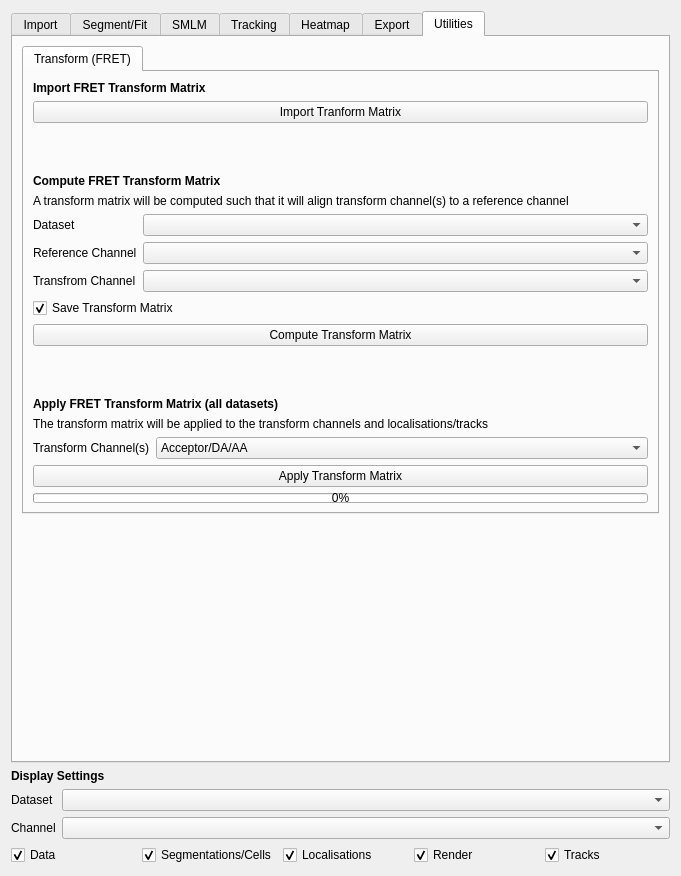
piedrro/napari-moltrack, file src/moltrack/GUI/widget_ui.ui: the form before one commit.
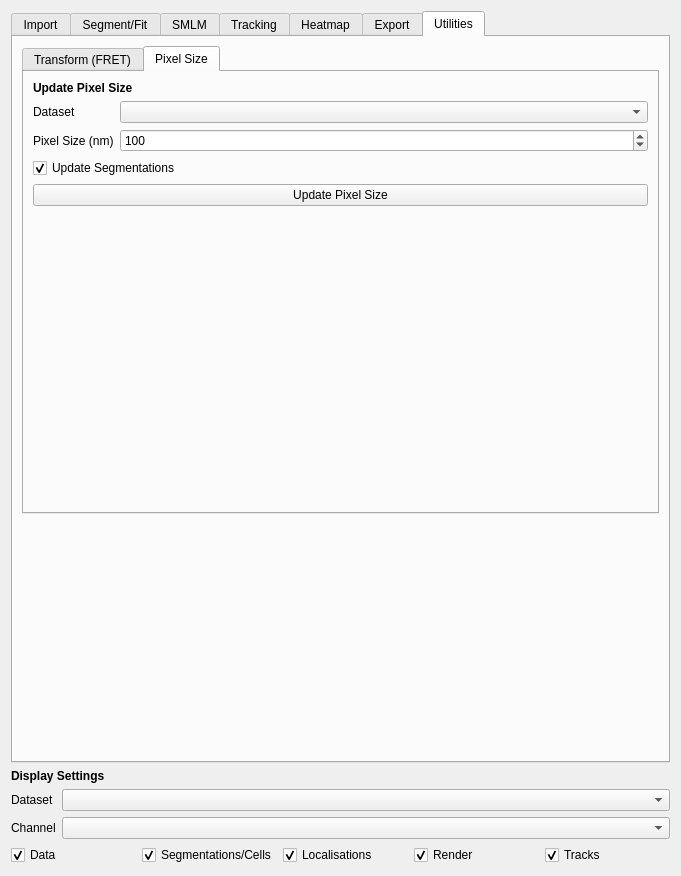
The form after the commit. The open tabs and pages were chosen to show the change.

Commit message: added pixel_size overwrite and fixed heatmaps

Diff of the .ui file:
```diff
--- a/src/moltrack/GUI/widget_ui.ui
+++ b/src/moltrack/GUI/widget_ui.ui
@@ -5048,6 +5048,90 @@
            </item>
           </layout>
          </widget>
+         <widget class="QWidget" name="tab_36">
+          <attribute name="title">
+           <string>Pixel Size</string>
+          </attribute>
+          <layout class="QVBoxLayout" name="verticalLayout_38">
+           <item>
+            <widget class="QLabel" name="label_162">
+             <property name="font">
+              <font>
+               <weight>75</weight>
+               <bold>true</bold>
+              </font>
+             </property>
+             <property name="text">
+              <string>Update Pixel Size</string>
+             </property>
+            </widget>
+           </item>
+           <item>
+            <layout class="QFormLayout" name="formLayout_40">
+             <item row="0" column="0">
+              <widget class="QLabel" name="label_163">
+               <property name="text">
+                <string>Dataset</string>
+               </property>
+              </widget>
+             </item>
+             <item row="0" column="1">
+              <widget class="QComboBox" name="update_pixel_size_dataset"/>
+             </item>
+             <item row="1" column="0">
+              <widget class="QLabel" name="label_165">
+               <property name="text">
+                <string>Pixel Size (nm)</string>
+               </property>
+              </widget>
+             </item>
+             <item row="1" column="1">
+              <widget class="QSpinBox" name="update_pixel_size_value">
+               <property name="minimum">
+                <number>1</number>
+               </property>
+               <property name="maximum">
+                <number>996</number>
+               </property>
+               <property name="value">
+                <number>100</number>
+               </property>
+              </widget>
+             </item>
+            </layout>
+           </item>
+           <item>
+            <widget class="QCheckBox" name="update_pixel_size_segmentations">
+             <property name="text">
+              <string>Update Segmentations</string>
+             </property>
+             <property name="checked">
+              <bool>true</bool>
+             </property>
+            </widget>
+           </item>
+           <item>
+            <widget class="QPushButton" name="update_pixel_size">
+             <property name="text">
+              <string>Update Pixel Size</string>
+             </property>
+            </widget>
+           </item>
+           <item>
+            <spacer name="verticalSpacer_37">
+             <property name="orientation">
+              <enum>Qt::Vertical</enum>
+             </property>
+             <property name="sizeHint" stdset="0">
+              <size>
+               <width>20</width>
+               <height>40</height>
+              </size>
+             </property>
+            </spacer>
+           </item>
+          </layout>
+         </widget>
         </widget>
        </item>
        <item>
```
The commit also changes 5 other files.
